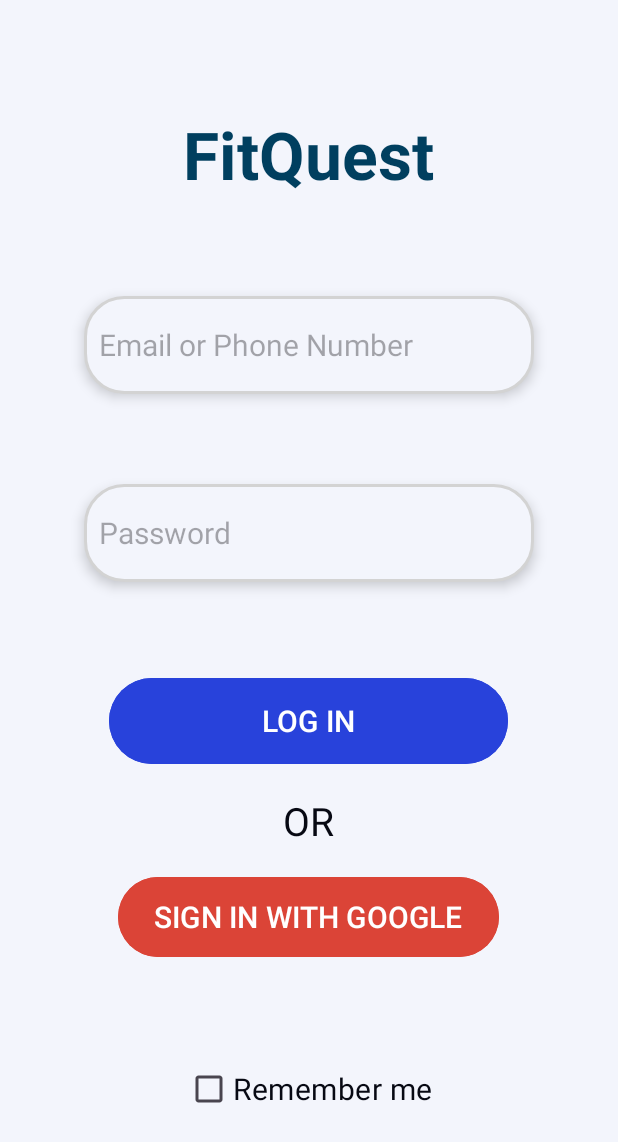
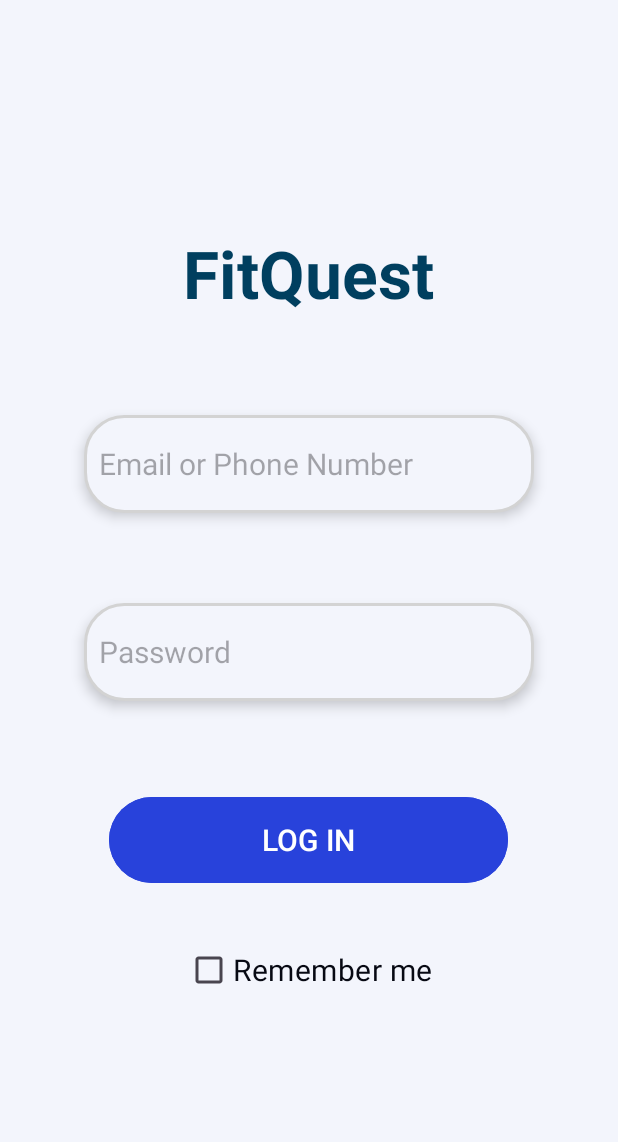
Before and after one commit to asselgh/FitQuest, an Android app: the LoginActivity screen opened directly, with no data from a screen before it, on a phone screen of 412 x 824 dp. Shown: the top 1142 px of the screen. Run offline under Robolectric (Android 15) with nearby library versions, the phone set to English and light mode, and no system bars; our stand-ins replace Firebase (no records; nobody signed in at launch, a user with empty details on screens opened directly).

Commit message:
google btn deleted

```diff
--- a/app/build.gradle.kts
+++ b/app/build.gradle.kts
@@ -42,4 +42,8 @@ dependencies {
     testImplementation("junit:junit:4.13.2")
     androidTestImplementation("androidx.test.ext:junit:1.1.5")
     androidTestImplementation("androidx.test.espresso:espresso-core:3.5.1")
+    implementation(platform("com.google.firebase:firebase-bom:32.7.2"))
+    implementation("com.google.firebase:firebase-auth")
+    implementation("com.google.android.gms:play-services-auth:21.0.0")
+    implementation ("com.github.bumptech.glide:glide:4.16.0")
 }
--- a/app/src/main/res/layout/login_layout.xml
+++ b/app/src/main/res/layout/login_layout.xml
@@ -65,27 +65,28 @@
 
 
 
-    <TextView
-        android:layout_width="wrap_content"
-        android:layout_height="wrap_content"
-        android:layout_gravity="center"
-        android:layout_marginBottom="16dp"
-        android:layout_marginTop="16dp"
-        android:text="OR"
-        android:textColor="@color/text"
-        android:textSize="26dp" />
+<!--    <TextView-->
+<!--        android:layout_width="wrap_content"-->
+<!--        android:layout_height="wrap_content"-->
+<!--        android:layout_gravity="center"-->
+<!--        android:layout_marginBottom="16dp"-->
+<!--        android:layout_marginTop="16dp"-->
+<!--        android:text="OR"-->
+<!--        android:textColor="@color/text"-->
+<!--        android:textSize="26dp" />-->
 
-    <Button
-        android:id="@+id/googleBtn"
-        android:layout_width="wrap_content"
-        android:layout_height="61dp"
-        android:layout_gravity="center"
-        android:layout_marginBottom="30dp"
-        android:backgroundTint="@color/google"
-        android:drawableStart="@drawable/googlelogo"
-        android:drawablePadding="15dp"
-        android:text="SIGN IN WITH GOOGLE"
-        android:textSize="20dp" />
+<!--&lt;!&ndash;    Signin with Google&ndash;&gt;-->
+<!--    <Button-->
+<!--        android:id="@+id/googleBtn"-->
+<!--        android:layout_width="wrap_content"-->
+<!--        android:layout_height="61dp"-->
+<!--        android:layout_gravity="center"-->
+<!--        android:layout_marginBottom="30dp"-->
+<!--        android:backgroundTint="@color/google"-->
+<!--        android:drawableStart="@drawable/googlelogo"-->
+<!--        android:drawablePadding="15dp"-->
+<!--        android:text="SIGN IN WITH GOOGLE"-->
+<!--        android:textSize="20dp" />-->
 
     <CheckBox
         android:layout_width="wrap_content"
--- a/app/src/main/res/values/strings.xml
+++ b/app/src/main/res/values/strings.xml
@@ -1,3 +1,4 @@
 <resources>
     <string name="app_name">FitQuest</string>
+    <string name="client_id">600012006882-m0v97o51n2gqsupr30pln5di485pa8p9.apps.googleusercontent.com</string>
 </resources>
```
